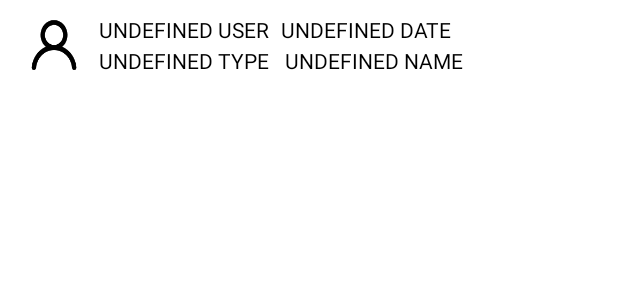
After one commit to Isaac-Stamatelakis/Study_aid_app, an Android app: the layout studymaterial_message_content.xml on its own in the app's theme, with its tools: preview values and no code run, on a phone screen of 412 x 824 dp. The commit adds this screen. Shown: the top 300 px of the screen. Run offline under Robolectric (Android 15) with nearby library versions, the phone set to English and light mode, and no system bars.

Commit message:
refactored views in message listview. Can now copy studymaterials from messages

```diff
--- a/app/src/main/java/com/example/myapplication/Fragments/Classes/StudyMaterial/Selector/ChatStudyMaterialSelectorFragment.java
+++ b/app/src/main/java/com/example/myapplication/Fragments/Classes/StudyMaterial/Selector/ChatStudyMaterialSelectorFragment.java
@@ -48,7 +48,7 @@ public class ChatStudyMaterialSelectorFragment extends StudyMaterialSelectorFrag
     private void listViewClickHandler(int position) {
         StudyMaterialMessage studyMaterialMessage = new StudyMaterialMessage(user_id, LocalDateTime.now(), arrayAdapterList.get(position).getdbID());
         chatGroup.addMessage(studyMaterialMessage);
-        chatGroup.addMessageToDB(studyMaterialMessage, user_id, "text");
+        chatGroup.addMessageToDB(studyMaterialMessage, user_id, "studymaterial");
         FragmentManager fragmentManager = getActivity().getSupportFragmentManager();
         if (chatGroup instanceof ClassChatGroup) {
             fragmentManager.popBackStack();
--- a/app/src/main/java/com/example/myapplication/Fragments/Social/Message/Message.java
+++ b/app/src/main/java/com/example/myapplication/Fragments/Social/Message/Message.java
@@ -44,7 +44,6 @@ public class Message {
             public void onComplete(@NonNull Task<DocumentSnapshot> task) {
                 if (task.isSuccessful()) {
                     DocumentSnapshot documentSnapshot = task.getResult();
-
                     owner = (String) documentSnapshot.get("owner");
                     date = LocalDateTime.parse((String) documentSnapshot.get("date"));
                     content = (String) documentSnapshot.get("content");
--- a/app/src/main/java/com/example/myapplication/Fragments/Social/SocialSelectorFragment.java
+++ b/app/src/main/java/com/example/myapplication/Fragments/Social/SocialSelectorFragment.java
@@ -95,11 +95,15 @@ public class SocialSelectorFragment extends Fragment{
             public void onItemClick(AdapterView<?> parent, View view, int position, long id) {
                 switch (mode) {
                     case "classes":
+                        ClassChatGroup classChatGroup = (ClassChatGroup) arrayAdapterList.get(position);
                         ClassChatGroupFragment classChatGroupFragment = new ClassChatGroupFragment((ClassChatGroup) arrayAdapterList.get(position));
+                        classChatGroup.getFromDatabase(classChatGroupFragment);
                         switchFragment(classChatGroupFragment, null);
                         break;
                     case "studyGroups":
+                        StudyChatGroup studyChatGroup = (StudyChatGroup) arrayAdapterList.get(position);
                         NonClassChatGroupFragment nonClassChatGroupFragment = new NonClassChatGroupFragment(arrayAdapterList.get(position));
+                        studyChatGroup.getFromDatabase(nonClassChatGroupFragment);
                         switchFragment(nonClassChatGroupFragment, null);
                         break;
                     case "friends":
@@ -243,13 +247,11 @@ public class SocialSelectorFragment extends Fragment{
                         switch ((String) doc.get("type")) {
                             case "class":
                                 ClassChatGroup classChatGroup = new ClassChatGroup((String) doc.get("name"), (ArrayList<String>) doc.get("members"), new ArrayList<>(), doc.getId());
-                                classChatGroup.getFromDatabase();
                                 classes.put(doc.getId(), classChatGroup);
 
                                 break;
                             case "studygroup":
                                 StudyChatGroup studyChatGroup = new StudyChatGroup((String) doc.get("name"), (ArrayList<String>) doc.get("members"), new ArrayList<>(),doc.getId());
-                                studyChatGroup.getFromDatabase();
                                 studyGroups.put(doc.getId(), studyChatGroup);
 
                                 break;
--- /dev/null
+++ b/app/src/main/res/layout/studymaterial_message_content.xml
@@ -0,0 +1,59 @@
+<?xml version="1.0" encoding="utf-8"?>
+<androidx.constraintlayout.widget.ConstraintLayout xmlns:android="http://schemas.android.com/apk/res/android"
+    xmlns:app="http://schemas.android.com/apk/res-auto"
+    android:layout_width="match_parent"
+    android:layout_height="wrap_content">
+
+    <ImageView
+        android:layout_marginVertical="10dp"
+        android:id="@+id/studymaterial_message_content_image"
+        android:layout_width="40dp"
+        android:layout_height="40dp"
+        android:layout_marginStart="16dp"
+        android:src="@drawable/default_icon"
+        app:layout_constraintStart_toStartOf="parent"
+        app:layout_constraintTop_toTopOf="parent"
+        android:contentDescription="@string/message_content_user_profile_picture" />
+
+    <TextView
+        android:layout_marginStart="10dp"
+        android:id="@+id/studymaterial_message_type"
+        android:textColor="@color/black"
+        android:layout_width="wrap_content"
+        android:layout_height="wrap_content"
+        android:text="@string/undefined_type"
+        app:layout_constraintBottom_toBottomOf="@+id/studymaterial_message_content_image"
+        app:layout_constraintStart_toEndOf="@+id/studymaterial_message_content_image" />
+
+    <TextView
+        android:layout_marginStart="10dp"
+        android:id="@+id/studymaterial_message_content_name"
+        android:textColor="@color/black"
+        android:layout_width="wrap_content"
+        android:layout_height="wrap_content"
+        android:text="@string/undefined_name"
+        app:layout_constraintBottom_toBottomOf="@+id/studymaterial_message_type"
+        app:layout_constraintStart_toEndOf="@+id/studymaterial_message_type" />
+
+    <TextView
+        android:layout_marginStart="10dp"
+        android:textColor="@color/black"
+        android:id="@+id/studymaterial_message_content_user"
+        android:layout_width="wrap_content"
+        android:layout_height="wrap_content"
+        android:text="@string/message_content_undefined_user"
+        app:layout_constraintStart_toEndOf="@+id/studymaterial_message_content_image"
+        app:layout_constraintTop_toTopOf="@+id/studymaterial_message_content_image" />
+
+    <TextView
+        android:id="@+id/studymaterial_message_content_date"
+        android:textColor="@color/black"
+        android:layout_width="wrap_content"
+        android:layout_height="wrap_content"
+        android:layout_marginStart="8dp"
+        android:text="@string/message_content_undefined_date"
+        app:layout_constraintStart_toEndOf="@+id/studymaterial_message_content_user"
+        app:layout_constraintTop_toTopOf="@+id/studymaterial_message_content_user" />
+
+
+</androidx.constraintlayout.widget.ConstraintLayout>
--- a/app/src/main/res/values/strings.xml
+++ b/app/src/main/res/values/strings.xml
@@ -31,4 +31,6 @@
     <string name="message_content_undefined_user">UNDEFINED USER</string>
     <string name="message_content_undefined_date">UNDEFINED DATE</string>
     <string name="message_content_user_profile_picture">user profile picture</string>
+    <string name="undefined_name">UNDEFINED NAME</string>
+    <string name="undefined_type">UNDEFINED TYPE</string>
 </resources>
```
Also changed, not shown: app/src/main/java/com/example/myapplication/Fragments/Classes/ClassSelectorFragment/StudyMaterialAddClassSelectorFragment.java (added, +87 -0 lines), app/src/main/java/com/example/myapplication/Fragments/Social/ChatGroup/ChatGroup.java (+27 -4 lines), app/src/main/java/com/example/myapplication/Fragments/Social/ChatGroup/ChatGroupFragment/ChatGroupFragment.java (+6 -25 lines), app/src/main/java/com/example/myapplication/Fragments/Social/ChatGroup/ClassChatGroup.java (+8 -14 lines), app/src/main/java/com/example/myapplication/Fragments/Social/Message/MessageArrayAdapter.java (+25 -25 lines), app/src/main/java/com/example/myapplication/Fragments/Social/Message/MessageFactory.java (deleted, +0 -16 lines), app/src/main/java/com/example/myapplication/Fragments/Social/Message/MessageViewFactory.java (added, +49 -0 lines), app/src/main/java/com/example/myapplication/Fragments/Social/Message/StudyMaterialMessageViewFactory.java (added, +94 -0 lines), app/src/main/java/com/example/myapplication/Fragments/Social/Message/TextMessageViewFactory.java (added, +35 -0 lines), app/src/main/java/com/example/myapplication/StaticHelper.java (added, +16 -0 lines), app/src/main/res/layout/text_message_content.xml (renamed from app/src/main/res/layout/message_content.xml, +11 -11 lines).
